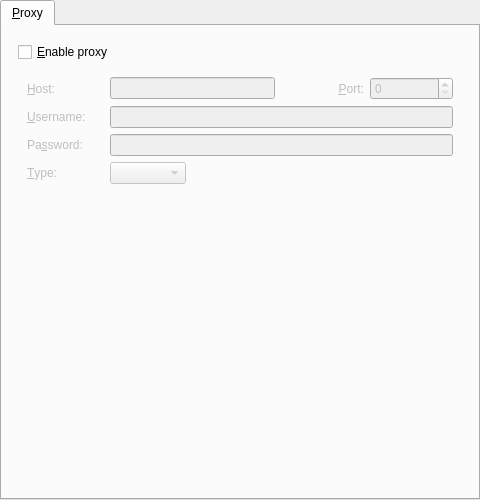
The window that src/gui/pref/network.ui (wilbert2000/wzplayer) describes before a commit, drawn with Qt 5.
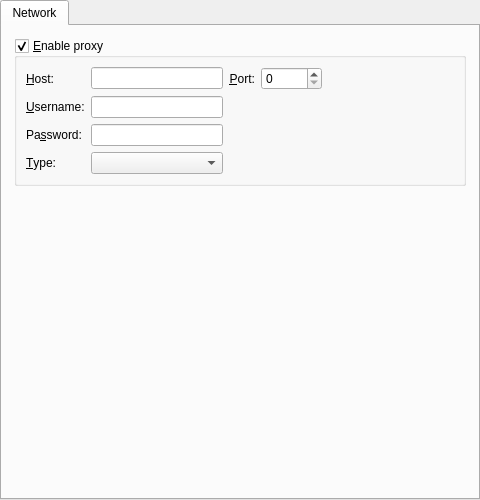
The same window after the commit.

What changed in the file:
```diff
--- a/src/gui/pref/network.ui
+++ b/src/gui/pref/network.ui
@@ -21,39 +21,41 @@
      </property>
      <widget class="QWidget" name="proxy_page">
       <attribute name="title">
-       <string>&amp;Proxy</string>
+       <string>Network</string>
       </attribute>
       <layout class="QVBoxLayout" name="verticalLayout">
        <property name="margin">
-        <number>16</number>
+        <number>12</number>
        </property>
        <item>
-        <widget class="QCheckBox" name="use_proxy_check">
-         <property name="text">
+        <widget class="QGroupBox" name="proxy_group">
+         <property name="minimumSize">
+          <size>
+           <width>0</width>
+           <height>32</height>
+          </size>
+         </property>
+         <property name="title">
           <string>&amp;Enable proxy</string>
          </property>
-        </widget>
-       </item>
-       <item>
-        <widget class="QWidget" name="proxy_container" native="true">
-         <property name="enabled">
-          <bool>false</bool>
+         <property name="flat">
+          <bool>true</bool>
          </property>
-         <layout class="QGridLayout" name="_2">
-          <item row="0" column="0">
-           <widget class="QLabel" name="label_2">
-            <property name="text">
-             <string>&amp;Host:</string>
-            </property>
-            <property name="buddy">
-             <cstring>proxy_hostname_edit</cstring>
-            </property>
-           </widget>
-          </item>
-          <item row="0" column="1" colspan="2">
+         <property name="checkable">
+          <bool>true</bool>
+         </property>
+         <layout class="QGridLayout" name="gridLayout">
+          <item row="0" column="1">
            <widget class="QLineEdit" name="proxy_hostname_edit"/>
           </item>
           <item row="0" column="3">
+           <widget class="QSpinBox" name="proxy_port_spin">
+            <property name="maximum">
+             <number>65535</number>
+            </property>
+           </widget>
+          </item>
+          <item row="0" column="2">
            <widget class="QLabel" name="label_3">
             <property name="text">
              <string>&amp;Port:</string>
@@ -66,13 +68,6 @@
             </property>
            </widget>
           </item>
-          <item row="0" column="4">
-           <widget class="QSpinBox" name="proxy_port_spin">
-            <property name="maximum">
-             <number>65535</number>
-            </property>
-           </widget>
-          </item>
           <item row="1" column="0">
            <widget class="QLabel" name="label_4">
             <property name="text">
@@ -83,7 +78,37 @@
             </property>
            </widget>
           </item>
-          <item row="1" column="1" colspan="4">
+          <item row="3" column="1">
+           <widget class="QComboBox" name="proxy_type_combo"/>
+          </item>
+          <item row="3" column="0">
+           <widget class="QLabel" name="label_6">
+            <property name="text">
+             <string>&amp;Type:</string>
+            </property>
+            <property name="buddy">
+             <cstring>proxy_type_combo</cstring>
+            </property>
+           </widget>
+          </item>
+          <item row="2" column="1">
+           <widget class="QLineEdit" name="proxy_password_edit">
+            <property name="echoMode">
+             <enum>QLineEdit::Password</enum>
+            </property>
+           </widget>
+          </item>
+          <item row="0" column="0">
+           <widget class="QLabel" name="label_2">
+            <property name="text">
+             <string>&amp;Host:</string>
+            </property>
+            <property name="buddy">
+             <cstring>proxy_hostname_edit</cstring>
+            </property>
+           </widget>
+          </item>
+          <item row="1" column="1">
            <widget class="QLineEdit" name="proxy_username_edit"/>
           </item>
           <item row="2" column="0">
@@ -96,34 +121,14 @@
             </property>
            </widget>
           </item>
-          <item row="2" column="1" colspan="4">
-           <widget class="QLineEdit" name="proxy_password_edit">
-            <property name="echoMode">
-             <enum>QLineEdit::Password</enum>
-            </property>
-           </widget>
-          </item>
-          <item row="3" column="0">
-           <widget class="QLabel" name="label_6">
-            <property name="text">
-             <string>&amp;Type:</string>
-            </property>
-            <property name="buddy">
-             <cstring>proxy_type_combo</cstring>
-            </property>
-           </widget>
-          </item>
-          <item row="3" column="1">
-           <widget class="QComboBox" name="proxy_type_combo"/>
-          </item>
-          <item row="3" column="2" colspan="3">
-           <spacer>
+          <item row="0" column="4">
+           <spacer name="horizontalSpacer">
             <property name="orientation">
              <enum>Qt::Horizontal</enum>
             </property>
             <property name="sizeHint" stdset="0">
              <size>
-              <width>261</width>
+              <width>40</width>
               <height>20</height>
              </size>
             </property>
```
Left out of the diff: 33 changed lines with no effect on the pictures.
